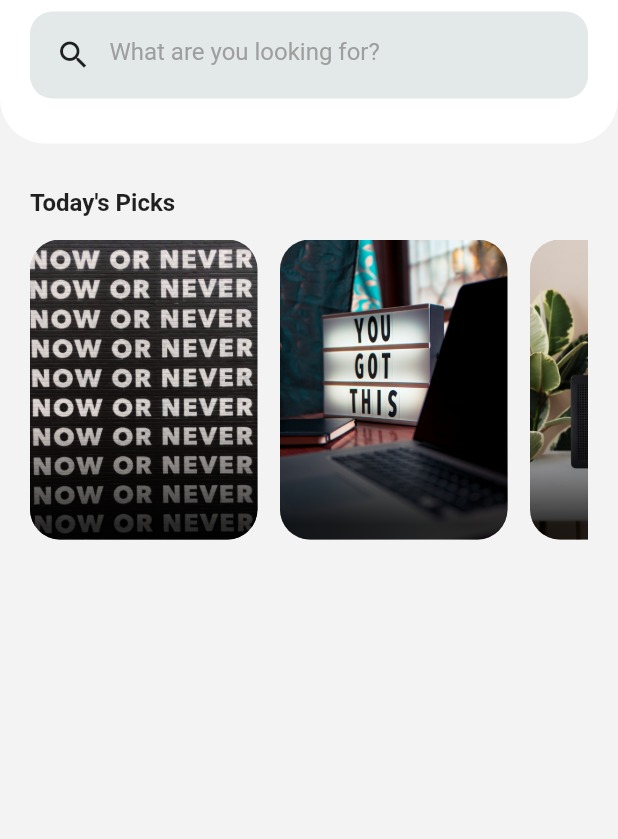
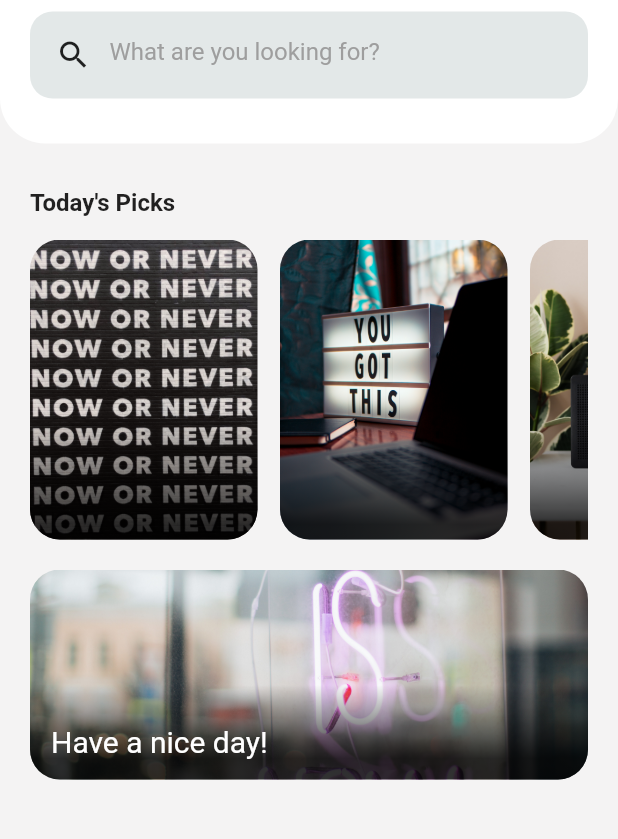
Before and after one commit to FlutterUI-archive/Inspiration, a Flutter app: the screen it shows after launch, on a phone screen of 412 x 824 dp, the part 236-1075 px from its top. Run offline on Flutter 3.47's test engine with Material 2 defaults, Android fonts, the phone set to English and light mode, and no system bars.

Commit message:
Added naother image below

```diff
--- a/lib/main.dart
+++ b/lib/main.dart
@@ -82,12 +82,44 @@ class _HomePageState extends State<HomePage> {
                     height: 200,
                     child: ListView(
                       scrollDirection: Axis.horizontal,
-                      children: [promoCard("assets/images/one.jpg"),
-                      promoCard("assets/images/two.jpg"),
-                      promoCard("assets/images/three.jpg"),
-                      promoCard("assets/images/four.jpg")],
+                      children: [
+                        promoCard("assets/images/one.jpg"),
+                        promoCard("assets/images/two.jpg"),
+                        promoCard("assets/images/three.jpg"),
+                        promoCard("assets/images/four.jpg")
+                      ],
                     )),
-
+                SizedBox(height: 20),
+                Container(
+                  height: 140,
+                  decoration: BoxDecoration(
+                    borderRadius: BorderRadius.circular(20),
+                    image: DecorationImage(
+                        fit: BoxFit.cover,
+                        image: AssetImage("assets/images/four.jpg")),
+                  ),
+                  child: Container(
+                    decoration: BoxDecoration(
+                        borderRadius: BorderRadius.circular(20),
+                        gradient: LinearGradient(
+                            begin: Alignment.bottomRight,
+                            stops: [
+                              0.2,
+                              0.9
+                            ],
+                            colors: [
+                              Colors.black.withOpacity(.8),
+                              Colors.black.withOpacity(0)
+                            ])),
+                            child: Align(
+                              alignment: Alignment.bottomLeft,
+                              child: Padding(
+                                padding: const EdgeInsets.all(14.0),
+                                child: Text("Have a nice day!", style: TextStyle(color:Colors.white,fontSize: 20)),
+                              ),
+                            ),
+                  ),
+                ),
               ],
             ),
           )
@@ -103,14 +135,15 @@ class _HomePageState extends State<HomePage> {
           margin: EdgeInsets.only(right: 15.0),
           decoration: BoxDecoration(
             borderRadius: BorderRadius.circular(20),
-            image: DecorationImage(
-                fit: BoxFit.cover, image: AssetImage(image)),
+            image: DecorationImage(fit: BoxFit.cover, image: AssetImage(image)),
           ),
           child: Container(
             decoration: BoxDecoration(
                 borderRadius: BorderRadius.circular(20),
-                gradient: LinearGradient(begin: Alignment.bottomRight,
-                stops: [0.1,0.8], colors: [
+                gradient: LinearGradient(begin: Alignment.bottomRight, stops: [
+                  0.1,
+                  0.8
+                ], colors: [
                   Colors.black.withOpacity(.8),
                   Colors.black.withOpacity(0)
                 ])),
```
